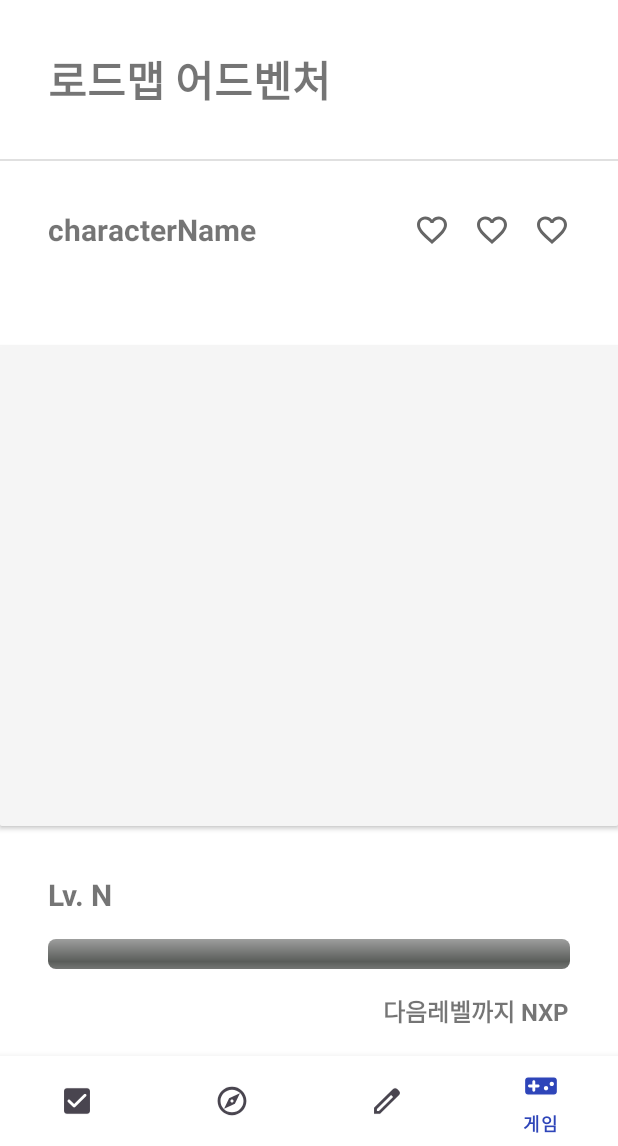
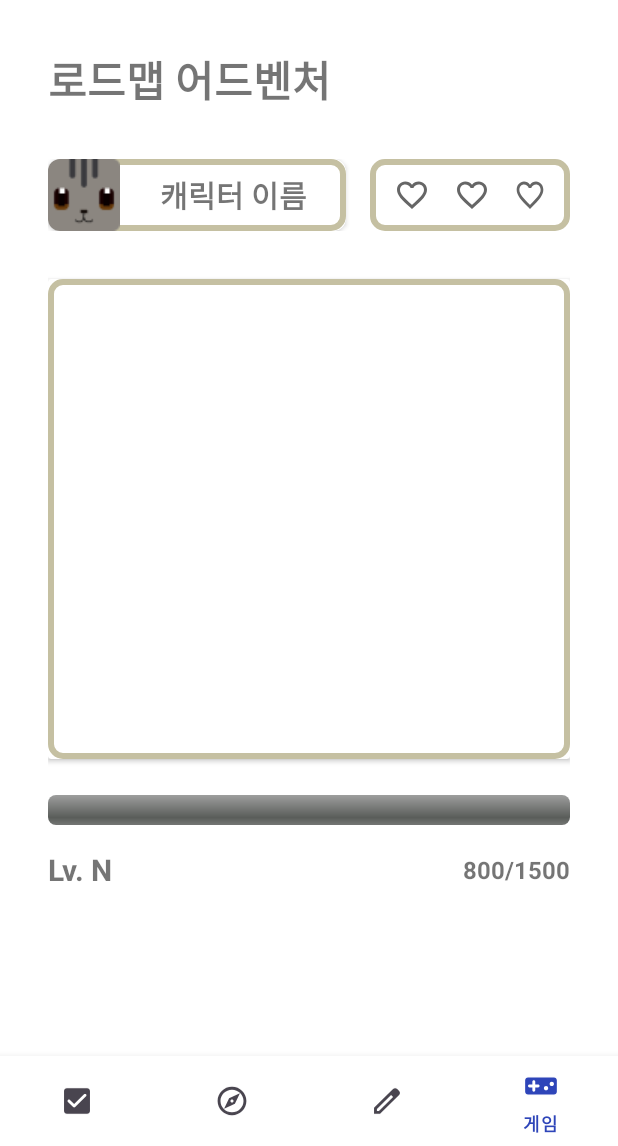
Before and after one commit to team-garosero/HobbyRoadmap, an Android app: the AdventureFragment screen opened through its navigation route, on a phone screen of 412 x 824 dp, the part 90-1236 px from its top. Run offline under Robolectric (Android 15) with nearby library versions, the phone set to English and light mode, and no system bars; our stand-ins replace navigation-ui.

Commit message:
adventure layout

```diff
--- a/app/src/main/res/drawable/round_box.xml
+++ b/app/src/main/res/drawable/round_box.xml
@@ -2,12 +2,12 @@
 <shape
     xmlns:android="http://schemas.android.com/apk/res/android"
     android:shape="rectangle">
-
-    <solid
-        android:color="@color/tilBox_default"
-        />
-
-    <size
-        android:width="120dp"
-        android:height="120dp"/>
+    <corners
+        android:bottomLeftRadius="@dimen/margin_8"
+        android:bottomRightRadius="@dimen/margin_8"
+        android:topLeftRadius="@dimen/margin_8"
+        android:topRightRadius="@dimen/margin_8" />
+    <stroke
+        android:width="@dimen/margin_4"
+        android:color="@color/adventure_bolder"/>
 </shape>
--- a/app/src/main/res/layout/fragment_adventure.xml
+++ b/app/src/main/res/layout/fragment_adventure.xml
@@ -9,66 +9,36 @@
     <LinearLayout
         android:layout_width="match_parent"
         android:layout_height="wrap_content"
-        android:orientation="vertical">
+        android:orientation="vertical"
+        android:layout_margin="@dimen/margin_32">
 
         <TextView
             android:layout_width="wrap_content"
             android:layout_height="wrap_content"
             android:text="@string/title_fragment_adventure"
-            android:layout_marginLeft="@dimen/margin_32"
-            android:layout_marginTop="@dimen/margin_32"
             android:layout_marginBottom="@dimen/margin_32"
             android:textStyle="bold"
             android:textSize="@dimen/textSize_28"/>
 
-        <com.google.android.material.divider.MaterialDivider
-            android:layout_width="match_parent"
-            android:layout_height="1dp"/>
-
-        <androidx.constraintlayout.widget.ConstraintLayout
+        <LinearLayout
             android:layout_width="match_parent"
             android:layout_height="wrap_content"
-            android:layout_margin="@dimen/margin_32">
+            android:orientation="horizontal"
+            android:weightSum="5">
 
-            <TextView
-                android:layout_width="wrap_content"
+            <include
+                layout="@layout/item_character_name"
+                android:layout_weight="3"
+                android:layout_width="0dp"
                 android:layout_height="match_parent"
-                android:gravity="center_vertical"
-                android:text="characterName"
-                android:textSize="@dimen/textSize_20"
-                android:textStyle="bold"
-                app:layout_constraintStart_toStartOf="parent"
-                app:layout_constraintTop_toTopOf="parent" />
+                android:layout_marginRight="@dimen/margin_16"/>
 
-            <ImageView
-                android:id="@+id/iv_life1"
-                android:layout_width="wrap_content"
-                android:layout_height="wrap_content"
-                android:layout_marginEnd="@dimen/margin_16"
-                android:background="@drawable/ic_baseline_favorite_border_24"
-                app:layout_constraintBottom_toBottomOf="parent"
-                app:layout_constraintEnd_toStartOf="@+id/iv_life2"
-                app:layout_constraintTop_toTopOf="parent" />
-
-            <ImageView
-                android:id="@+id/iv_life2"
-                android:layout_width="wrap_content"
-                android:layout_height="wrap_content"
-                android:background="@drawable/ic_baseline_favorite_border_24"
-                app:layout_constraintBottom_toBottomOf="parent"
-                app:layout_constraintEnd_toStartOf="@+id/iv_life3"
-                app:layout_constraintTop_toTopOf="parent"
-                android:layout_marginEnd="@dimen/margin_16"/>
-
-            <ImageView
-                android:id="@+id/iv_life3"
-                android:layout_width="wrap_content"
-                android:layout_height="wrap_content"
-                android:background="@drawable/ic_baseline_favorite_border_24"
-                app:layout_constraintBottom_toBottomOf="parent"
-                app:layout_constraintEnd_toEndOf="parent"
-                app:layout_constraintTop_toTopOf="parent" />
-        </androidx.constraintlayout.widget.ConstraintLayout>
+            <include
+                layout="@layout/item_life_bar"
+                android:layout_weight="2"
+                android:layout_width="0dp"
+                android:layout_height="match_parent"/>
+        </LinearLayout>
 
         <androidx.cardview.widget.CardView
             android:layout_marginTop="@dimen/margin_32"
@@ -77,34 +47,42 @@
             <RelativeLayout
                 android:layout_width="match_parent"
                 android:layout_height="match_parent"
-                android:background="@color/browser_actions_bg_grey"/>
+                android:background="@drawable/round_box"/>
         </androidx.cardview.widget.CardView>
 
-        <TextView
-            android:layout_width="wrap_content"
-            android:layout_height="wrap_content"
-            android:text="Lv. N"
-            android:layout_marginTop="@dimen/margin_32"
-            android:layout_marginLeft="@dimen/margin_32"
-            android:layout_marginBottom="@dimen/margin_16"
-            android:textSize="@dimen/textSize_20"
-            android:textStyle="bold"/>
         <ProgressBar
             android:layout_width="match_parent"
             android:layout_height="wrap_content"
             style="@android:style/Widget.ProgressBar.Horizontal"
-            android:layout_marginLeft="@dimen/margin_32"
-            android:layout_marginRight="@dimen/margin_32"/>
-        <TextView
-            android:layout_width="wrap_content"
+            android:layout_marginTop="@dimen/margin_24"/>
+
+        <androidx.constraintlayout.widget.ConstraintLayout
+            android:layout_width="match_parent"
             android:layout_height="wrap_content"
-            android:text="다음레벨까지 NXP"
-            android:textSize="@dimen/textSize_16"
-            android:layout_gravity="right"
-            android:textStyle="bold"
             android:layout_marginTop="@dimen/margin_16"
-            android:layout_marginRight="@dimen/margin_32"
-            android:layout_marginBottom="@dimen/margin_32"/>
+            android:layout_marginBottom="@dimen/margin_16"
+            android:orientation="horizontal">
+
+            <TextView
+                android:layout_width="wrap_content"
+                android:layout_height="wrap_content"
+                android:text="Lv. N"
+                android:textSize="@dimen/textSize_20"
+                android:textStyle="bold"
+                app:layout_constraintStart_toStartOf="parent"
+                app:layout_constraintTop_toTopOf="parent" />
+
+            <TextView
+                android:id="@+id/textView"
+                android:layout_width="wrap_content"
+                android:layout_height="wrap_content"
+                android:text="800/1500"
+                android:textSize="@dimen/textSize_16"
+                android:textStyle="bold"
+                app:layout_constraintBottom_toBottomOf="parent"
+                app:layout_constraintEnd_toEndOf="parent"
+                app:layout_constraintTop_toTopOf="parent" />
+        </androidx.constraintlayout.widget.ConstraintLayout>
 
     </LinearLayout>
 </FrameLayout>
--- /dev/null
+++ b/app/src/main/res/layout/item_character_name.xml
@@ -0,0 +1,32 @@
+<?xml version="1.0" encoding="utf-8"?>
+<androidx.cardview.widget.CardView
+    xmlns:android="http://schemas.android.com/apk/res/android"
+    android:layout_width="wrap_content"
+    android:layout_height="50dp"
+    xmlns:app="http://schemas.android.com/apk/res-auto"
+    app:cardCornerRadius="@dimen/margin_8">
+
+    <LinearLayout
+        android:layout_width="match_parent"
+        android:layout_height="match_parent"
+        android:orientation="horizontal"
+        android:background="@drawable/round_box">
+
+        <ImageView
+            android:layout_width="48dp"
+            android:layout_height="48dp"
+            android:src="@drawable/image_cat"
+            android:layout_gravity="center"
+            android:scaleType="centerCrop"/>
+
+        <TextView
+            android:layout_width="match_parent"
+            android:layout_height="match_parent"
+            android:text="캐릭터 이름"
+            android:layout_gravity="center"
+            android:gravity="center"
+            android:textSize="@dimen/textSize_20"
+            android:textStyle="bold"
+            android:padding="@dimen/margin_8"/>
+    </LinearLayout>
+</androidx.cardview.widget.CardView>
--- /dev/null
+++ b/app/src/main/res/layout/item_life_bar.xml
@@ -0,0 +1,32 @@
+<?xml version="1.0" encoding="utf-8"?>
+<LinearLayout
+    xmlns:android="http://schemas.android.com/apk/res/android"
+    android:layout_width="wrap_content"
+    android:layout_height="50dp"
+    android:layout_gravity="center"
+    android:gravity="center"
+    android:orientation="horizontal"
+    android:background="@drawable/round_box"
+    android:paddingRight="@dimen/margin_16"
+    android:paddingLeft="@dimen/margin_16">
+
+    <ImageView
+        android:id="@+id/iv_life1"
+        android:layout_width="wrap_content"
+        android:layout_height="wrap_content"
+        android:layout_marginEnd="@dimen/margin_16"
+        android:background="@drawable/ic_baseline_favorite_border_24"/>
+
+    <ImageView
+        android:id="@+id/iv_life2"
+        android:layout_width="wrap_content"
+        android:layout_height="wrap_content"
+        android:background="@drawable/ic_baseline_favorite_border_24"
+        android:layout_marginEnd="@dimen/margin_16"/>
+
+    <ImageView
+        android:id="@+id/iv_life3"
+        android:layout_width="wrap_content"
+        android:layout_height="wrap_content"
+        android:background="@drawable/ic_baseline_favorite_border_24"/>
+</LinearLayout>
--- a/app/src/main/res/values/colors.xml
+++ b/app/src/main/res/values/colors.xml
@@ -12,4 +12,7 @@
     <color name="tilBox_default">#E9EDF1</color>
     <color name="tilBox_active">#2BD585</color>
     <color name="tilBox_today">#3249BC</color>
+
+    <!-- adventure bolder color -->
+    <color name="adventure_bolder">#C5C0A2</color>
 </resources>
```
Also changed, not shown: app/src/main/res/drawable-v24/image_cat.png (added).
